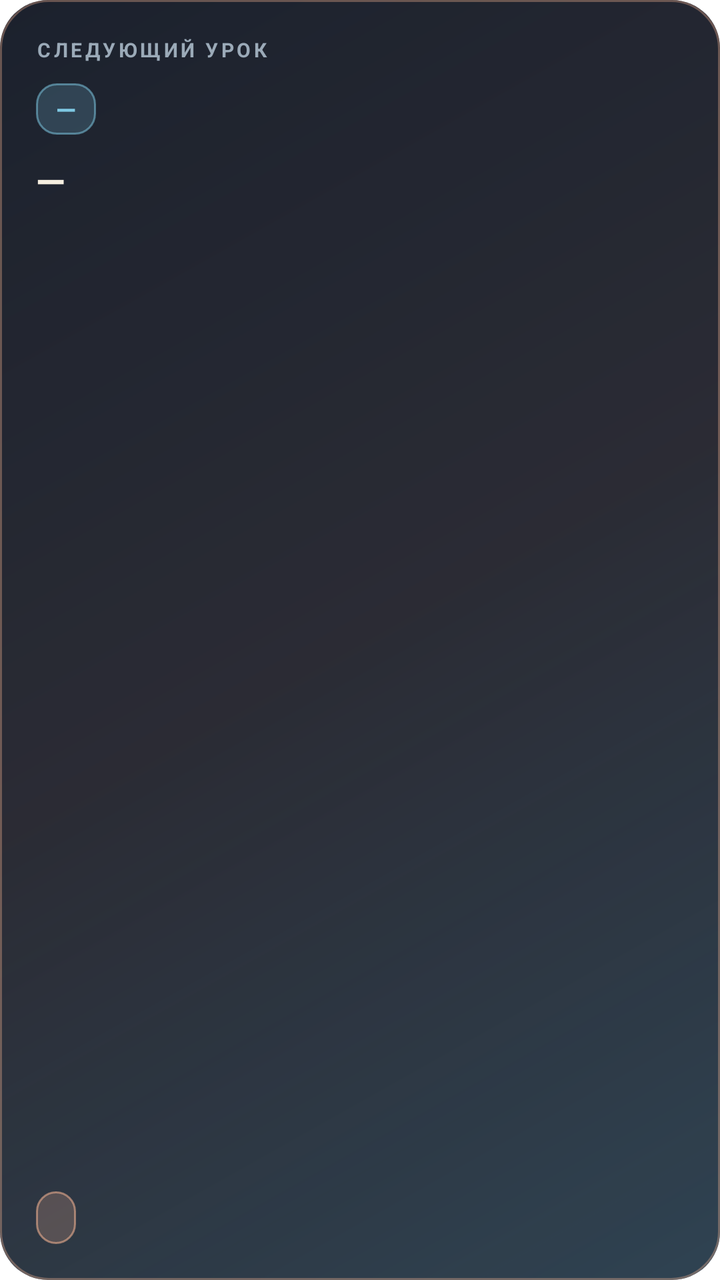
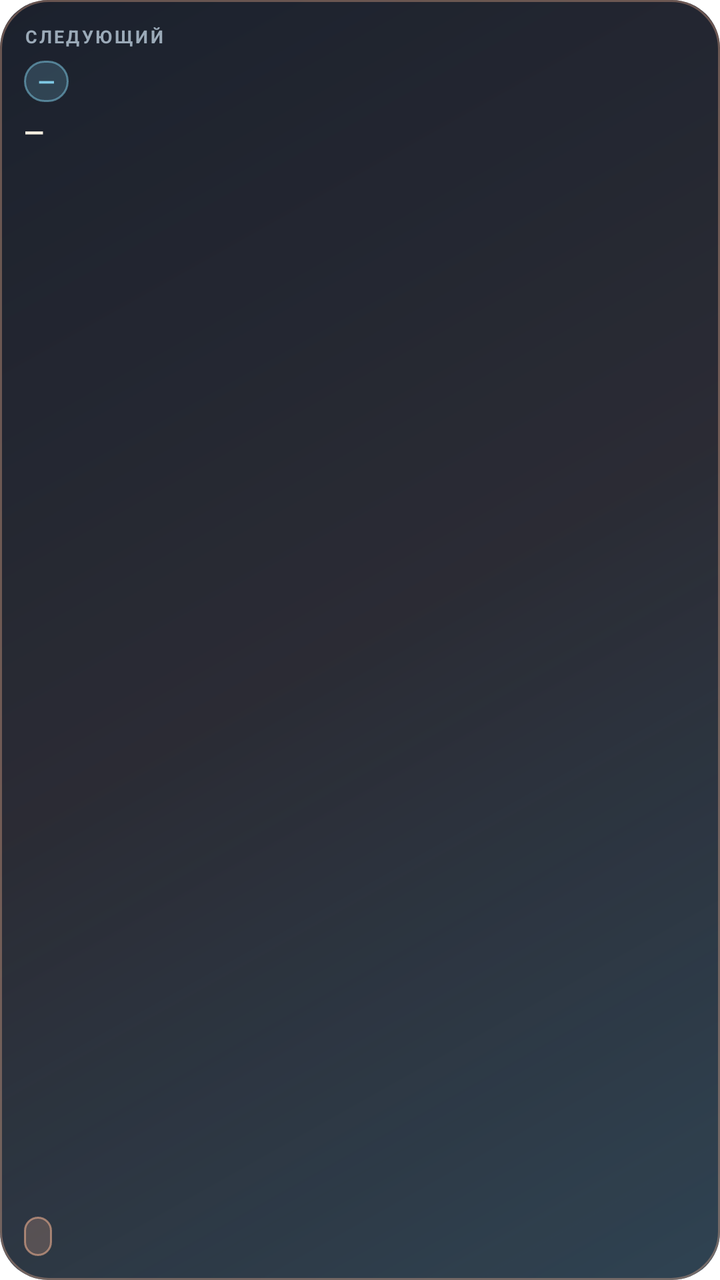

Before-and-after screenshots of an Android layout around one commit, followed by the original layout XML and the change that was made.
<!-- AndroidManifest.xml: fallback theme Theme.MaterialComponents.DayNight.NoActionBar -->
<!-- res/layout/widget_next_lesson.xml -->
<?xml version="1.0" encoding="utf-8"?>
<LinearLayout xmlns:android="http://schemas.android.com/apk/res/android"
    android:layout_width="match_parent"
    android:layout_height="match_parent"
    android:orientation="vertical"
    android:padding="18dp"
    android:background="@drawable/widget_bg">

    <TextView
        android:id="@+id/label"
        android:layout_width="wrap_content"
        android:layout_height="wrap_content"
        android:text="\u0421\u041B\u0415\u0414\u0423\u042E\u0429\u0418\u0419 \u0423\u0420\u041E\u041A"
        android:textColor="#9BAAB8"
        android:textSize="10sp"
        android:letterSpacing="0.15"
        android:textStyle="bold" />

    <TextView
        android:id="@+id/time"
        android:layout_width="wrap_content"
        android:layout_height="wrap_content"
        android:layout_marginTop="10dp"
        android:text="\u2014"
        android:textColor="#7EC8E3"
        android:textSize="13sp"
        android:textStyle="bold"
        android:background="@drawable/badge_bg"
        android:paddingLeft="10dp"
        android:paddingRight="10dp"
        android:paddingTop="4dp"
        android:paddingBottom="4dp" />

    <TextView
        android:id="@+id/subject"
        android:layout_width="match_parent"
        android:layout_height="0dp"
        android:layout_weight="1"
        android:layout_marginTop="10dp"
        android:text="\u2014"
        android:textColor="#F5EEE0"
        android:textSize="19sp"
        android:textStyle="bold"
        android:maxLines="3"
        android:ellipsize="end"
        android:gravity="top|start" />

    <TextView
        android:id="@+id/room"
        android:layout_width="wrap_content"
        android:layout_height="wrap_content"
        android:layout_marginTop="6dp"
        android:text=""
        android:textColor="#FFB997"
        android:textSize="12sp"
        android:textStyle="bold"
        android:background="@drawable/room_bg"
        android:paddingLeft="10dp"
        android:paddingRight="10dp"
        android:paddingTop="5dp"
        android:paddingBottom="5dp" />
</LinearLayout>
<!-- resources referenced by this layout -->
<resources>
  <!-- drawable badge_bg (drawable) -->
  <?xml version="1.0" encoding="utf-8"?>
  <shape xmlns:android="http://schemas.android.com/apk/res/android" android:shape="rectangle">
      <solid android:color="#337EC8E3" />
      <corners android:radius="10dp" />
      <stroke android:width="1dp" android:color="#887EC8E3" />
  </shape>
  <!-- drawable room_bg (drawable) -->
  <?xml version="1.0" encoding="utf-8"?>
  <shape xmlns:android="http://schemas.android.com/apk/res/android" android:shape="rectangle">
      <solid android:color="#33FFB997" />
      <corners android:radius="10dp" />
      <stroke android:width="1dp" android:color="#88FFB997" />
  </shape>
  <!-- drawable widget_bg (drawable) -->
  <?xml version="1.0" encoding="utf-8"?>
  <layer-list xmlns:android="http://schemas.android.com/apk/res/android">
      <item>
          <shape android:shape="rectangle">
              <solid android:color="#F00D1420" />
              <corners android:radius="24dp" />
          </shape>
      </item>
      <item>
          <shape android:shape="rectangle">
              <gradient
                  android:startColor="#337EC8E3"
                  android:centerColor="#11FFB997"
                  android:endColor="#00000000"
                  android:angle="135" />
              <corners android:radius="24dp" />
          </shape>
      </item>
      <item>
          <shape android:shape="rectangle">
              <stroke android:width="1dp" android:color="#55FFB997" />
              <corners android:radius="24dp" />
          </shape>
      </item>
  </layer-list>
</resources>

<!-- the commit's change to res/layout/widget_next_lesson.xml (unified diff, before → after) -->
@@ -3,60 +3,65 @@
     android:layout_width="match_parent"
     android:layout_height="match_parent"
     android:orientation="vertical"
-    android:padding="18dp"
+    android:padding="12dp"
     android:background="@drawable/widget_bg">
 
     <TextView
         android:id="@+id/label"
         android:layout_width="wrap_content"
         android:layout_height="wrap_content"
-        android:text="\u0421\u041B\u0415\u0414\u0423\u042E\u0429\u0418\u0419 \u0423\u0420\u041E\u041A"
+        android:text="\u0421\u041B\u0415\u0414\u0423\u042E\u0429\u0418\u0419"
         android:textColor="#9BAAB8"
-        android:textSize="10sp"
-        android:letterSpacing="0.15"
-        android:textStyle="bold" />
+        android:textSize="9sp"
+        android:letterSpacing="0.12"
+        android:textStyle="bold"
+        android:maxLines="1"
+        android:ellipsize="end" />
 
     <TextView
         android:id="@+id/time"
         android:layout_width="wrap_content"
         android:layout_height="wrap_content"
-        android:layout_marginTop="10dp"
+        android:layout_marginTop="6dp"
         android:text="\u2014"
         android:textColor="#7EC8E3"
-        android:textSize="13sp"
+        android:textSize="11sp"
         android:textStyle="bold"
         android:background="@drawable/badge_bg"
-        android:paddingLeft="10dp"
-        android:paddingRight="10dp"
-        android:paddingTop="4dp"
-        android:paddingBottom="4dp" />
+        android:paddingLeft="7dp"
+        android:paddingRight="7dp"
+        android:paddingTop="3dp"
+        android:paddingBottom="3dp" />
 
     <TextView
         android:id="@+id/subject"
         android:layout_width="match_parent"
         android:layout_height="0dp"
         android:layout_weight="1"
-        android:layout_marginTop="10dp"
+        android:layout_marginTop="6dp"
         android:text="\u2014"
         android:textColor="#F5EEE0"
-        android:textSize="19sp"
+        android:textSize="13sp"
         android:textStyle="bold"
-        android:maxLines="3"
+        android:maxLines="2"
         android:ellipsize="end"
-        android:gravity="top|start" />
+        android:gravity="top|start"
+        android:lineSpacingExtra="-1dp" />
 
     <TextView
         android:id="@+id/room"
         android:layout_width="wrap_content"
         android:layout_height="wrap_content"
-        android:layout_marginTop="6dp"
+        android:layout_marginTop="3dp"
         android:text=""
         android:textColor="#FFB997"
-        android:textSize="12sp"
+        android:textSize="10sp"
         android:textStyle="bold"
         android:background="@drawable/room_bg"
-        android:paddingLeft="10dp"
-        android:paddingRight="10dp"
-        android:paddingTop="5dp"
-        android:paddingBottom="5dp" />
+        android:paddingLeft="7dp"
+        android:paddingRight="7dp"
+        android:paddingTop="3dp"
+        android:paddingBottom="3dp"
+        android:maxLines="1"
+        android:ellipsize="end" />
 </LinearLayout>
